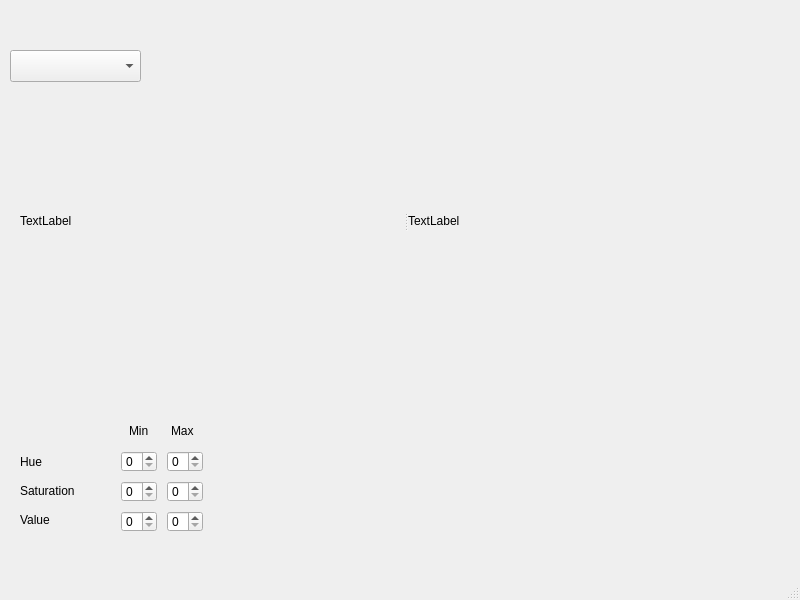
Qt form mainwindow.ui (BeerPong-Sentinel/vision-system) before a commit.
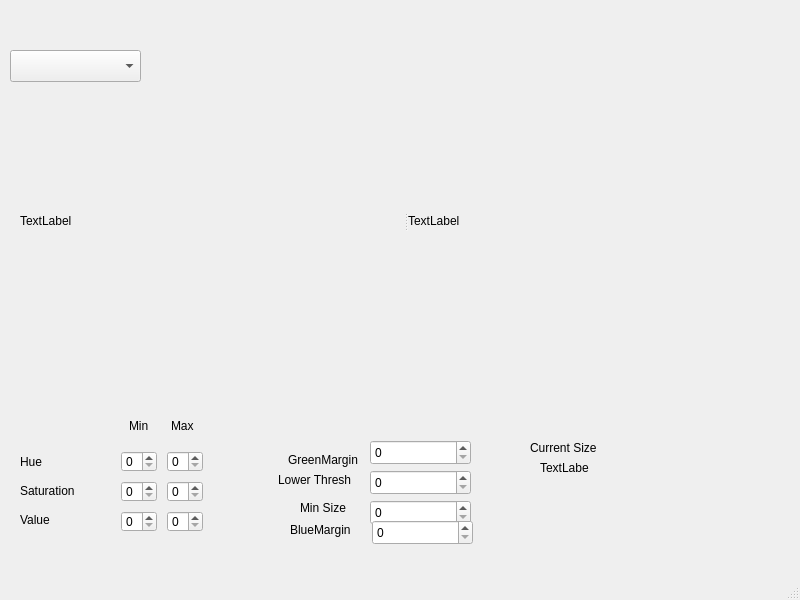
The same form after that commit.

Commit message: Changed Threshold method to Green-blue, added UI elements, removed CMakeLists

Patch:
```diff
--- a/mainwindow.ui
+++ b/mainwindow.ui
@@ -187,9 +187,9 @@
     <property name="geometry">
      <rect>
       <x>120</x>
-      <y>420</y>
+      <y>410</y>
       <width>81</width>
-      <height>21</height>
+      <height>31</height>
      </rect>
     </property>
     <layout class="QHBoxLayout" name="horizontalLayout">
@@ -245,6 +245,124 @@
      </property>
     </widget>
    </widget>
+   <widget class="QLabel" name="label">
+    <property name="geometry">
+     <rect>
+      <x>288</x>
+      <y>450</y>
+      <width>71</width>
+      <height>20</height>
+     </rect>
+    </property>
+    <property name="text">
+     <string>GreenMargin</string>
+    </property>
+   </widget>
+   <widget class="QLabel" name="label_2">
+    <property name="geometry">
+     <rect>
+      <x>278</x>
+      <y>470</y>
+      <width>81</width>
+      <height>20</height>
+     </rect>
+    </property>
+    <property name="text">
+     <string>Lower Thresh</string>
+    </property>
+   </widget>
+   <widget class="QSpinBox" name="margin_val">
+    <property name="geometry">
+     <rect>
+      <x>370</x>
+      <y>440</y>
+      <width>101</width>
+      <height>25</height>
+     </rect>
+    </property>
+   </widget>
+   <widget class="QSpinBox" name="low_thresh_val">
+    <property name="geometry">
+     <rect>
+      <x>370</x>
+      <y>470</y>
+      <width>101</width>
+      <height>25</height>
+     </rect>
+    </property>
+   </widget>
+   <widget class="QSpinBox" name="min_size_val">
+    <property name="geometry">
+     <rect>
+      <x>370</x>
+      <y>500</y>
+      <width>101</width>
+      <height>25</height>
+     </rect>
+    </property>
+   </widget>
+   <widget class="QLabel" name="label_8">
+    <property name="geometry">
+     <rect>
+      <x>300</x>
+      <y>500</y>
+      <width>49</width>
+      <height>16</height>
+     </rect>
+    </property>
+    <property name="text">
+     <string>Min Size</string>
+    </property>
+   </widget>
+   <widget class="QLabel" name="label_9">
+    <property name="geometry">
+     <rect>
+      <x>530</x>
+      <y>440</y>
+      <width>81</width>
+      <height>16</height>
+     </rect>
+    </property>
+    <property name="text">
+     <string>Current Size</string>
+    </property>
+   </widget>
+   <widget class="QLabel" name="size_label">
+    <property name="geometry">
+     <rect>
+      <x>540</x>
+      <y>460</y>
+      <width>49</width>
+      <height>16</height>
+     </rect>
+    </property>
+    <property name="text">
+     <string>TextLabel</string>
+    </property>
+   </widget>
+   <widget class="QSpinBox" name="margin_val_2">
+    <property name="geometry">
+     <rect>
+      <x>372</x>
+      <y>520</y>
+      <width>101</width>
+      <height>25</height>
+     </rect>
+    </property>
+   </widget>
+   <widget class="QLabel" name="label_10">
+    <property name="geometry">
+     <rect>
+      <x>290</x>
+      <y>520</y>
+      <width>71</width>
+      <height>20</height>
+     </rect>
+    </property>
+    <property name="text">
+     <string>BlueMargin</string>
+    </property>
+   </widget>
   </widget>
   <widget class="QMenuBar" name="menubar">
    <property name="geometry">
```
Left out of the diff: 2 changed lines with no effect on the pictures. The commit also changes 5 other files.
